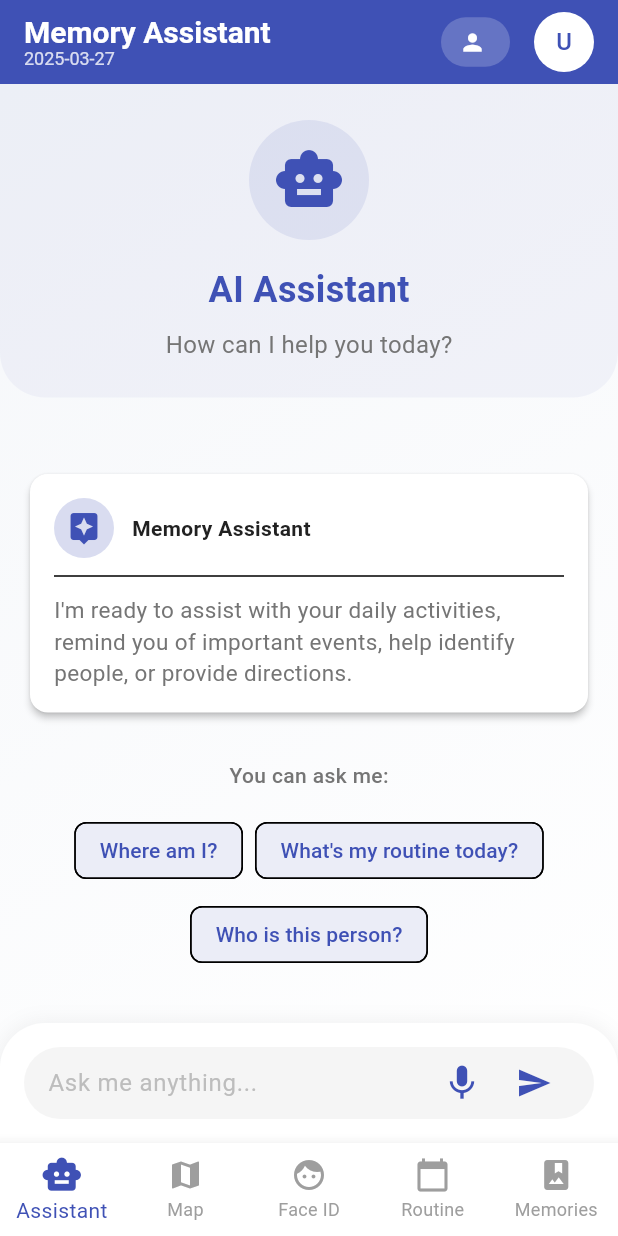
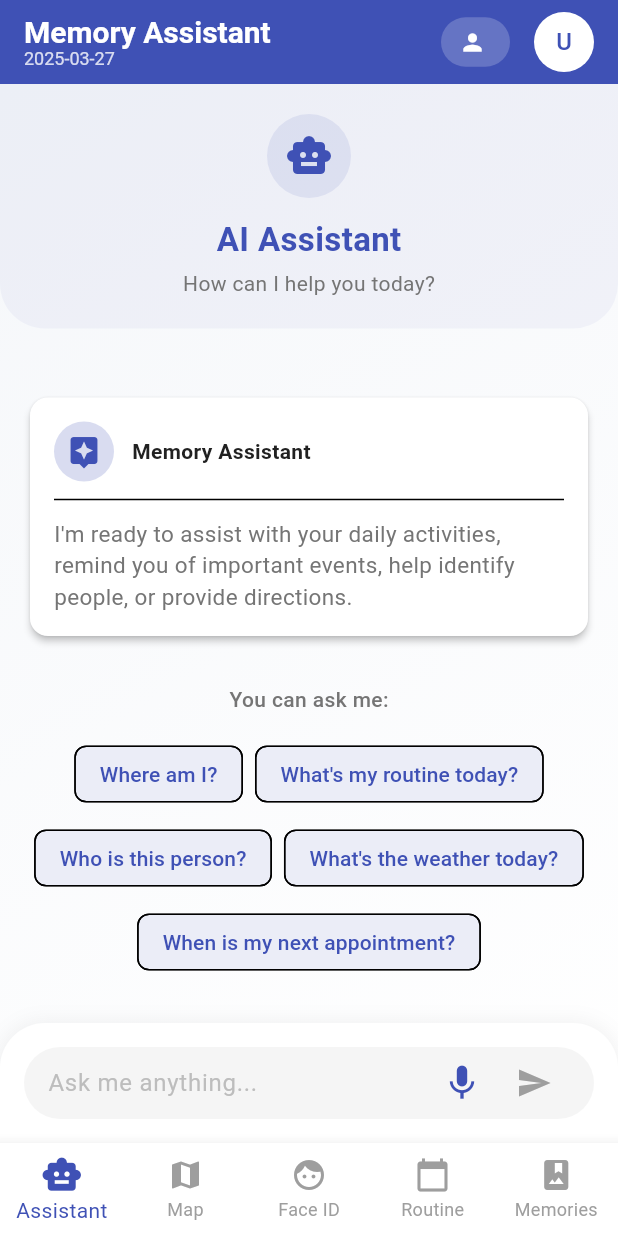
Before and after one commit to sanjaysagar12/memory_assistant, a Flutter app: the HomeScreen screen opened directly with empty values, on a phone screen of 412 x 824 dp. Run offline on Flutter 3.47's test engine with Material 3 defaults, Android fonts, the phone set to English and light mode, and no system bars; our stand-ins replace geolocator, google_maps_flutter, shared_preferences, speech_to_text; accounts and stored records are empty.

Commit message:
integrated api with ai assistant

```diff
--- a/lib/components/ai_assistant.dart
+++ b/lib/components/ai_assistant.dart
@@ -1,5 +1,8 @@
+import 'dart:convert';
 import 'package:flutter/material.dart';
 import 'package:speech_to_text/speech_to_text.dart' as stt;
+import 'package:http/http.dart' as http;
+import 'package:shared_preferences/shared_preferences.dart';
 import '../theme/app_theme.dart';
 
 class AIAssistant extends StatefulWidget {
@@ -9,12 +12,26 @@ class AIAssistant extends StatefulWidget {
   _AIAssistantState createState() => _AIAssistantState();
 }
 
+class Message {
+  final String text;
+  final bool isUserMessage;
+  final String timestamp;
+
+  Message({required this.text, required this.isUserMessage, required this.timestamp});
+}
+
 class _AIAssistantState extends State<AIAssistant> with SingleTickerProviderStateMixin {
   final stt.SpeechToText _speech = stt.SpeechToText();
   bool _isListening = false;
   String _recognizedText = '';
   TextEditingController _textController = TextEditingController();
   bool _speechAvailable = false;
+  bool _isLoading = false;
+  String? _userId;
+
+  // Message history
+  List<Message> _messages = [];
+  final ScrollController _scrollController = ScrollController();
 
   // Animation controller for wave animation
   late AnimationController _animationController;
@@ -23,6 +40,7 @@ class _AIAssistantState extends State<AIAssistant> with SingleTickerProviderStat
   void initState() {
     super.initState();
     _initSpeech();
+    _getUserId();
 
     // Setup animation controller for voice waves
     _animationController = AnimationController(
@@ -35,7 +53,16 @@ class _AIAssistantState extends State<AIAssistant> with SingleTickerProviderStat
   void dispose() {
     _animationController.dispose();
     _textController.dispose();
+    _scrollController.dispose();
     super.dispose();
+  }
+
+  // Get user ID from SharedPreferences
+  Future<void> _getUserId() async {
+    final prefs = await SharedPreferences.getInstance();
+    setState(() {
+      _userId = prefs.getString('userId');
+    });
   }
 
   void _initSpeech() async {
@@ -75,6 +102,114 @@ class _AIAssistantState extends State<AIAssistant> with SingleTickerProviderStat
     }
   }
 
+  // Send message to AI API
+  Future<void> _sendMessage() async {
+    if (_textController.text.isEmpty) return;
+
+    final message = _textController.text;
+
+    // Add user message to chat
+    final now = DateTime.now().toUtc();
+    final timestamp = now.toString();
+
+    setState(() {
+      _messages.add(Message(
+        text: message,
+        isUserMessage: true,
+        timestamp: timestamp,
+      ));
+      _isLoading = true;
+    });
+
+    // Clear input field
+    _textController.clear();
+    _recognizedText = '';
+
+    // Scroll to bottom
+    _scrollToBottom();
+
+    // Check if userId is available
+    if (_userId == null) {
+      await _getUserId();
+      if (_userId == null) {
+        setState(() {
+          _messages.add(Message(
+            text: "Error: User not authenticated. Please log in again.",
+            isUserMessage: false,
+            timestamp: timestamp,
+          ));
+          _isLoading = false;
+        });
+        _scrollToBottom();
+        return;
+      }
+    }
+
+    try {
+      // Send request to API
+      final response = await http.post(
+        Uri.parse('http://localhost:80/ai/ask'),
+        headers: {'Content-Type': 'application/json'},
+        body: jsonEncode({
+          'user_id': _userId,
+          'message': message,
+        }),
+      );
+
+      // Process response
+      if (response.statusCode == 200) {
+        final responseData = jsonDecode(response.body);
+        setState(() {
+          _messages.add(Message(
+            text: responseData['response'],
+            isUserMessage: false,
+            timestamp: responseData['timestamp'] ?? DateTime.now().toUtc().toString(),
+          ));
+          _isLoading = false;
+        });
+      } else {
+        setState(() {
+          _messages.add(Message(
+            text: "Sorry, I couldn't process your request. Please try again later.",
+            isUserMessage: false,
+            timestamp: timestamp,
+          ));
+          _isLoading = false;
+        });
+      }
+    } catch (e) {
+      setState(() {
+        _messages.add(Message(
+          text: "Network error: Unable to reach the AI service. Please check your connection.",
+          isUserMessage: false,
+          timestamp: timestamp,
+        ));
+        _isLoading = false;
+      });
+    }
+
+    _scrollToBottom();
+  }
+
+  // Process suggestion tap
+  void _processSuggestion(String text) {
+    _textController.text = text;
+    _sendMessage();
+  }
+
+  // Scroll to bottom of chat
+  void _scrollToBottom() {
+    WidgetsBinding.instance.addPostFrameCallback((_) {
+      if (_scrollController.hasClients) {
+        _scrollController.animateTo(
+          _scrollController.position.maxScrollExtent,
+          duration: Duration(milliseconds: 300),
+          curve: Curves.easeOut,
+        );
+      }
+    });
+  }
+
   @override
   Widget build(BuildContext context) {
     return Container(
@@ -88,13 +223,12 @@ class _AIAssistantState extends State<AIAssistant> with SingleTickerProviderStat
           ],
         ),
       ),
-      child: Center(
       child: Column(
         children: [
           // Upper section - AI Assistant header
           Container(
             width: double.infinity,
-              padding: const EdgeInsets.symmetric(vertical: 24),
+            padding: const EdgeInsets.symmetric(vertical: 20),
             decoration: BoxDecoration(
               color: AppTheme.primaryColor.withOpacity(0.05),
               borderRadius: BorderRadius.only(
@@ -105,31 +239,31 @@ class _AIAssistantState extends State<AIAssistant> with SingleTickerProviderStat
             child: Column(
               children: [
                 Container(
-                    padding: const EdgeInsets.all(16),
+                  padding: const EdgeInsets.all(12),
                   decoration: BoxDecoration(
                     color: AppTheme.primaryColor.withOpacity(0.1),
                     shape: BoxShape.circle,
                   ),
                   child: Icon(
                     Icons.smart_toy,
-                      size: 48,
+                    size: 32,
                     color: AppTheme.primaryColor,
                   ),
                 ),
-                  const SizedBox(height: 16),
+                const SizedBox(height: 12),
                 Text(
                   "AI Assistant",
                   style: TextStyle(
-                      fontSize: 24,
+                    fontSize: 22,
                     fontWeight: FontWeight.bold,
                     color: AppTheme.primaryColor,
                   ),
                 ),
-                  const SizedBox(height: 8),
+                const SizedBox(height: 4),
                 Text(
                   "How can I help you today?",
                   style: TextStyle(
-                      fontSize: 16,
+                    fontSize: 14,
                     color: AppTheme.secondaryTextColor,
                   ),
                 ),
@@ -139,97 +273,9 @@ class _AIAssistantState extends State<AIAssistant> with SingleTickerProviderStat
 
           // Middle section - Chat area
           Expanded(
-              child: Container(
-                padding: const EdgeInsets.all(20),
-                child: Column(
-                  mainAxisAlignment: MainAxisAlignment.center,
-                  children: [
-                    // AI Response Card
-                    Card(
-                      margin: EdgeInsets.symmetric(vertical: 16),
-                      child: Padding(
-                        padding: EdgeInsets.all(16),
-                        child: Column(
-                          crossAxisAlignment: CrossAxisAlignment.start,
-                          children: [
-                            Row(
-                              children: [
-                                CircleAvatar(
-                                  backgroundColor: AppTheme.primaryColor.withOpacity(0.2),
-                                  child: Icon(
-                                    Icons.assistant,
-                                    color: AppTheme.primaryColor,
-                                  ),
-                                ),
-                                SizedBox(width: 12),
-                                Text(
-                                  "Memory Assistant",
-                                  style: TextStyle(
-                                    fontWeight: FontWeight.bold,
-                                    color: AppTheme.primaryTextColor,
-                                  ),
-                                ),
-                              ],
-                            ),
-                            Divider(height: 24),
-                            Text(
-                              _recognizedText.isNotEmpty
-                                  ? "I heard: $_recognizedText"
-                                  : "I'm ready to assist with your daily activities, remind you of important events, help identify people, or provide directions.",
-                              style: TextStyle(
-                                fontSize: 15,
-                                color: AppTheme.secondaryTextColor,
-                              ),
-                            ),
-                            if (_recognizedText.isNotEmpty) ...[
-                              SizedBox(height: 16),
-                              Row(
-                                mainAxisAlignment: MainAxisAlignment.end,
-                                children: [
-                                  TextButton.icon(
-                                    icon: Icon(Icons.refresh),
-                                    label: Text("Clear"),
-                                    onPressed: () {
-                                      setState(() {
-                                        _recognizedText = '';
-                                        _textController.clear();
-                                      });
-                                    },
-                                  ),
-                                ],
-                              ),
-                            ],
-                          ],
-                        ),
-                      ),
-                    ),
-
-                    // Suggested queries
-                    Padding(
-                      padding: EdgeInsets.symmetric(vertical: 16),
-                      child: Text(
-                        "You can ask me:",
-                        style: TextStyle(
-                          fontWeight: FontWeight.w500,
-                          color: AppTheme.secondaryTextColor,
-                        ),
-                      ),
-                    ),
-
-                    // Suggestion chips
-                    Wrap(
-                      spacing: 8,
-                      runSpacing: 8,
-                      alignment: WrapAlignment.center,
-                      children: [
-                        _buildSuggestionChip("Where am I?"),
-                        _buildSuggestionChip("What's my routine today?"),
-                        _buildSuggestionChip("Who is this person?"),
-                      ],
-                    ),
-                  ],
-                ),
-              ),
+            child: _messages.isEmpty && !_isLoading
+                ? _buildEmptyState()
+                : _buildChatMessages(),
           ),
 
           // Bottom section - Input area
@@ -303,31 +349,44 @@ class _AIAssistantState extends State<AIAssistant> with SingleTickerProviderStat
                             border: InputBorder.none,
                             hintStyle: TextStyle(color: Colors.grey.shade400),
                           ),
+                          textInputAction: TextInputAction.send,
+                          onSubmitted: (_) => _sendMessage(),
+                          enabled: !_isLoading,
                         ),
                       ),
                       // Microphone button
                       IconButton(
-                          onPressed: _isListening ? _stopListening : _startListening,
+                        onPressed: _isLoading
+                            ? null
+                            : (_isListening ? _stopListening : _startListening),
                         icon: Icon(
                           _isListening ? Icons.stop_circle : Icons.mic,
-                            color: _isListening ? Colors.red : AppTheme.primaryColor,
+                          color: _isLoading
+                              ? Colors.grey
+                              : (_isListening ? Colors.red : AppTheme.primaryColor),
                           size: 28,
                         ),
                       ),
                       // Send button
                       IconButton(
-                          icon: Icon(
+                        icon: _isLoading
+                            ? SizedBox(
+                                width: 20,
+                                height: 20,
+                                child: CircularProgressIndicator(
+                                  strokeWidth: 2,
+                                  color: AppTheme.primaryColor,
+                                )
+                              )
+                            : Icon(
                                 Icons.send,
-                            color: AppTheme.primaryColor,
+                                color: _textController.text.isEmpty
+                                    ? Colors.grey
+                                    : AppTheme.primaryColor,
                               ),
-                          onPressed: _textController.text.isEmpty
+                        onPressed: _isLoading || _textController.text.isEmpty
                             ? null
-                              : () {
-                                  // Process the text input
-                                  print('Processing: ${_textController.text}');
-                                  // Clear after processing if needed
-                                  // _textController.clear();
-                                },
+                            : _sendMessage,
                       ),
                     ],
                   ),
@@ -336,6 +395,146 @@ class _AIAssistantState extends State<AIAssistant> with SingleTickerProviderStat
             ),
           ),
         ],
+      ),
+    );
+  }
+
+  Widget _buildEmptyState() {
+    return Container(
+      padding: const EdgeInsets.all(20),
+      child: Column(
+        mainAxisAlignment: MainAxisAlignment.center,
+        children: [
+          // AI Response Card
+          Card(
+            margin: EdgeInsets.symmetric(vertical: 16),
+            child: Padding(
+              padding: EdgeInsets.all(16),
+              child: Column(
+                crossAxisAlignment: CrossAxisAlignment.start,
+                children: [
+                  Row(
+                    children: [
+                      CircleAvatar(
+                        backgroundColor: AppTheme.primaryColor.withOpacity(0.2),
+                        child: Icon(
+                          Icons.assistant,
+                          color: AppTheme.primaryColor,
+                        ),
+                      ),
+                      SizedBox(width: 12),
+                      Text(
+                        "Memory Assistant",
+                        style: TextStyle(
+                          fontWeight: FontWeight.bold,
+                          color: AppTheme.primaryTextColor,
+                        ),
+                      ),
+                    ],
+                  ),
+                  Divider(height: 24),
+                  Text(
+                    "I'm ready to assist with your daily activities, remind you of important events, help identify people, or provide directions.",
+                    style: TextStyle(
+                      fontSize: 15,
+                      color: AppTheme.secondaryTextColor,
+                    ),
+                  ),
+                ],
+              ),
+            ),
+          ),
+
+          // Suggested queries
+          Padding(
+            padding: EdgeInsets.symmetric(vertical: 16),
+            child: Text(
+              "You can ask me:",
+              style: TextStyle(
+                fontWeight: FontWeight.w500,
+                color: AppTheme.secondaryTextColor,
+              ),
+            ),
+          ),
+
+          // Suggestion chips
+          Wrap(
+            spacing: 8,
+            runSpacing: 8,
+            alignment: WrapAlignment.center,
+            children: [
+              _buildSuggestionChip("Where am I?"),
+              _buildSuggestionChip("What's my routine today?"),
+              _buildSuggestionChip("Who is this person?"),
+              _buildSuggestionChip("What's the weather today?"),
+              _buildSuggestionChip("When is my next appointment?"),
+            ],
+          ),
+        ],
+      ),
+    );
+  }
+
+  Widget _buildChatMessages() {
+    return ListView.builder(
+      controller: _scrollController,
+      padding: EdgeInsets.symmetric(vertical: 10, horizontal: 16),
+      itemCount: _messages.length + (_isLoading ? 1 : 0),
+      itemBuilder: (context, index) {
+        if (index == _messages.length) {
+          // Loading indicator bubble
+          return _buildMessageBubble(
+            isUser: false,
+            message: "",
+            isLoading: true,
+          );
+        }
+
+        final message = _messages[index];
+        return _buildMessageBubble(
+          isUser: message.isUserMessage,
+          message: message.text,
+        );
+      },
+    );
+  }
+
+  Widget _buildMessageBubble({
+    required bool isUser,
+    required String message,
+    bool isLoading = false
+  }) {
+    return Align(
+      alignment: isUser ? Alignment.centerRight : Alignment.centerLeft,
+      child: Container(
+        constraints: BoxConstraints(
+          maxWidth: MediaQuery.of(context).size.width * 0.75,
+        ),
+        margin: EdgeInsets.symmetric(vertical: 8),
+        padding: EdgeInsets.all(isLoading ? 16 : 12),
+        decoration: BoxDecoration(
+          color: isUser
+              ? AppTheme.primaryColor
+              : Colors.grey.shade200,
+          borderRadius: BorderRadius.circular(18),
+        ),
+        child: isLoading
+            ? Center(
+                child: SizedBox(
+                  height: 20,
+                  width: 20,
+                  child: CircularProgressIndicator(
+                    strokeWidth: 2,
+                    color: AppTheme.primaryColor,
+                  ),
+                ),
+              )
+            : Text(
+                message,
+                style: TextStyle(
+                  color: isUser ? Colors.white : Colors.black87,
+                  fontSize: 15,
+                ),
               ),
       ),
     );
@@ -346,11 +545,7 @@ class _AIAssistantState extends State<AIAssistant> with SingleTickerProviderStat
       label: Text(text),
       backgroundColor: AppTheme.primaryColor.withOpacity(0.1),
       labelStyle: TextStyle(color: AppTheme.primaryColor),
-      onPressed: () {
-        setState(() {
-          _textController.text = text;
-        });
-      },
+      onPressed: () => _processSuggestion(text),
     );
   }
 }
--- a/pubspec.yaml
+++ b/pubspec.yaml
@@ -1,4 +1,4 @@
-name: memory_assistant
+name: cognisync
 description: "A new Flutter project."
 # The following line prevents the package from being accidentally published to
 # pub.dev using `flutter pub publish`. This is preferred for private packages.
```
Also changed, not shown: 1 other file. Lines whose indentation alone changed are shown as unchanged.
